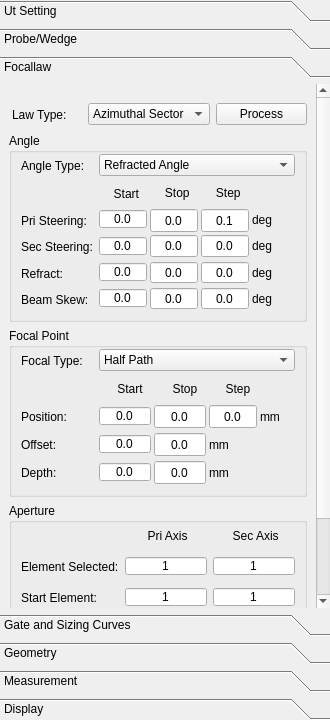
Old version of the form phascan_view/ui/DopplerGroupTab.ui in the repository qinxingying/hello-word.
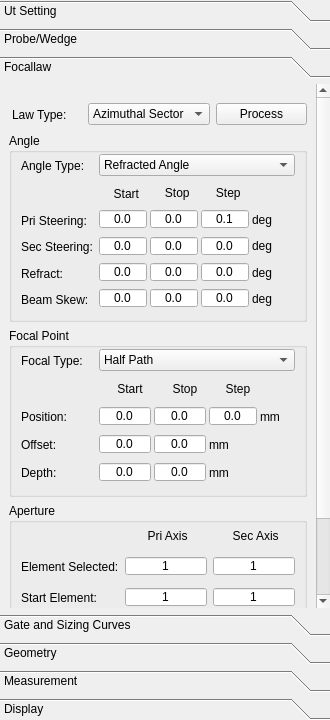
New version of the form. The open tabs and pages were chosen to show the change. Icons and pictures are not drawn. Custom widgets are drawn as their Qt base class.

Diff of the .ui file:
```diff
--- a/phascan_view/ui/DopplerGroupTab.ui
+++ b/phascan_view/ui/DopplerGroupTab.ui
@@ -1636,7 +1636,7 @@
       <property name="geometry">
        <rect>
         <x>0</x>
-        <y>-90</y>
+        <y>0</y>
         <width>313</width>
         <height>618</height>
        </rect>
@@ -1933,13 +1933,13 @@
                   <property name="minimumSize">
                    <size>
                     <width>0</width>
-                    <height>25</height>
+                    <height>20</height>
                    </size>
                   </property>
                   <property name="maximumSize">
                    <size>
                     <width>16777215</width>
-                    <height>25</height>
+                    <height>20</height>
                    </size>
                   </property>
                   <property name="frame">
@@ -1976,13 +1976,13 @@
                   <property name="minimumSize">
                    <size>
                     <width>0</width>
-                    <height>25</height>
+                    <height>20</height>
                    </size>
                   </property>
                   <property name="maximumSize">
                    <size>
                     <width>16777215</width>
-                    <height>25</height>
+                    <height>20</height>
                    </size>
                   </property>
                   <property name="frame">
@@ -2079,6 +2079,18 @@
                     <verstretch>0</verstretch>
                    </sizepolicy>
                   </property>
+                  <property name="minimumSize">
+                   <size>
+                    <width>0</width>
+                    <height>20</height>
+                   </size>
+                  </property>
+                  <property name="maximumSize">
+                   <size>
+                    <width>16777215</width>
+                    <height>20</height>
+                   </size>
+                  </property>
                   <property name="frame">
                    <bool>true</bool>
                   </property>
@@ -2110,6 +2122,18 @@
                     <verstretch>0</verstretch>
                    </sizepolicy>
                   </property>
+                  <property name="minimumSize">
+                   <size>
+                    <width>0</width>
+                    <height>20</height>
+                   </size>
+                  </property>
+                  <property name="maximumSize">
+                   <size>
+                    <width>16777215</width>
+                    <height>20</height>
+                   </size>
+                  </property>
                   <property name="frame">
                    <bool>true</bool>
                   </property>
@@ -2201,6 +2225,18 @@
                     <verstretch>0</verstretch>
                    </sizepolicy>
                   </property>
+                  <property name="minimumSize">
+                   <size>
+                    <width>0</width>
+                    <height>20</height>
+                   </size>
+                  </property>
+                  <property name="maximumSize">
+                   <size>
+                    <width>16777215</width>
+                    <height>20</height>
+                   </size>
+                  </property>
                   <property name="frame">
                    <bool>true</bool>
                   </property>
@@ -2232,6 +2268,18 @@
                     <verstretch>0</verstretch>
                    </sizepolicy>
                   </property>
+                  <property name="minimumSize">
+                   <size>
+                    <width>0</width>
+                    <height>20</height>
+                   </size>
+                  </property>
+                  <property name="maximumSize">
+                   <size>
+                    <width>16777215</width>
+                    <height>20</height>
+                   </size>
+                  </property>
                   <property name="frame">
                    <bool>true</bool>
                   </property>
@@ -2320,6 +2368,18 @@
                     <verstretch>0</verstretch>
                    </sizepolicy>
                   </property>
+                  <property name="minimumSize">
+                   <size>
+                    <width>0</width>
+                    <height>20</height>
+                   </size>
+                  </property>
+                  <property name="maximumSize">
+                   <size>
+                    <width>16777215</width>
+                    <height>20</height>
+                   </size>
+                  </property>
                   <property name="frame">
                    <bool>true</bool>
                   </property>
@@ -2348,6 +2408,18 @@
                     <verstretch>0</verstretch>
                    </sizepolicy>
                   </property>
+                  <property name="minimumSize">
+                   <size>
+                    <width>0</width>
+                    <height>20</height>
+                   </size>
+                  </property>
+                  <property name="maximumSize">
+                   <size>
+                    <width>16777215</width>
+                    <height>20</height>
+                   </size>
+                  </property>
                   <property name="frame">
                    <bool>true</bool>
                   </property>
@@ -2562,6 +2634,18 @@
                     <verstretch>0</verstretch>
                    </sizepolicy>
                   </property>
+                  <property name="minimumSize">
+                   <size>
+                    <width>0</width>
+                    <height>20</height>
+                   </size>
+                  </property>
+                  <property name="maximumSize">
+                   <size>
+                    <width>16777215</width>
+                    <height>20</height>
+                   </size>
+                  </property>
                   <property name="frame">
                    <bool>true</bool>
                   </property>
@@ -2590,6 +2674,18 @@
                     <verstretch>0</verstretch>
                    </sizepolicy>
                   </property>
+                  <property name="minimumSize">
+                   <size>
+                    <width>0</width>
+                    <height>20</height>
+                   </size>
+                  </property>
+                  <property name="maximumSize">
+                   <size>
+                    <width>16777215</width>
+                    <height>20</height>
+                   </size>
+                  </property>
                   <property name="frame">
                    <bool>true</bool>
                   </property>
@@ -2681,6 +2777,18 @@
                     <verstretch>0</verstretch>
                    </sizepolicy>
                   </property>
+                  <property name="minimumSize">
+                   <size>
+                    <width>0</width>
+                    <height>20</height>
+                   </size>
+                  </property>
+                  <property name="maximumSize">
+                   <size>
+                    <width>16777215</width>
+                    <height>20</height>
+                   </size>
+                  </property>
                   <property name="frame">
                    <bool>true</bool>
                   </property>
@@ -2775,6 +2883,18 @@
                     <verstretch>0</verstretch>
                    </sizepolicy>
                   </property>
+                  <property name="minimumSize">
+                   <size>
+                    <width>0</width>
+                    <height>20</height>
+                   </size>
+                  </property>
+                  <property name="maximumSize">
+                   <size>
+                    <width>16777215</width>
+                    <height>20</height>
+                   </size>
+                  </property>
                   <property name="frame">
                    <bool>true</bool>
                   </property>
```
Left out of the diff: 6 changed lines with no effect on the pictures.
